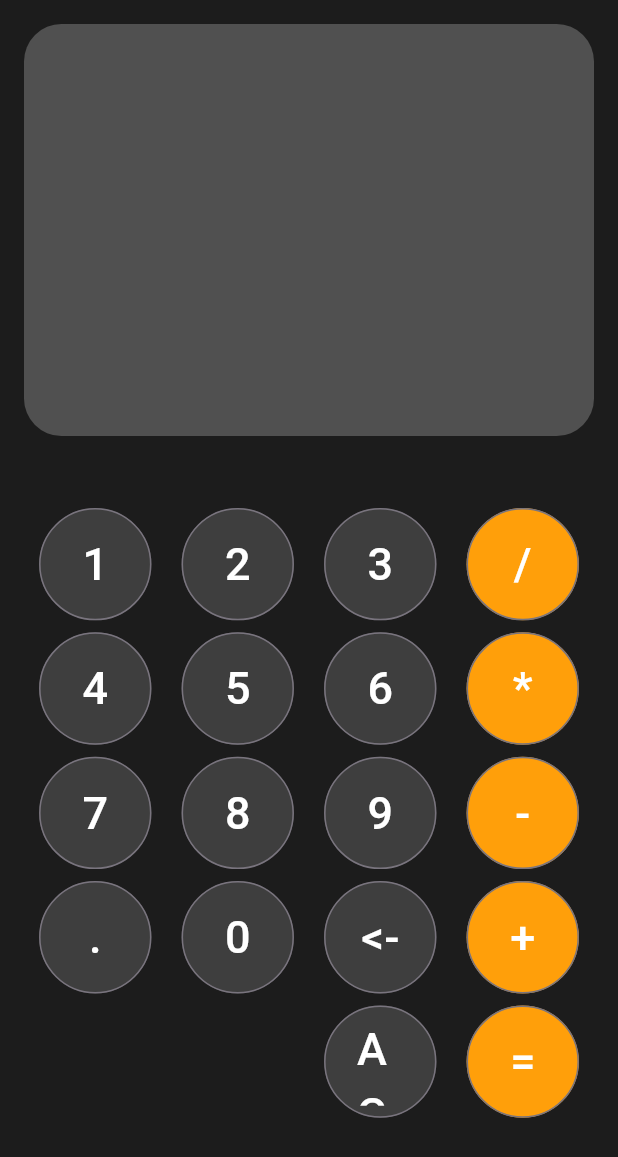
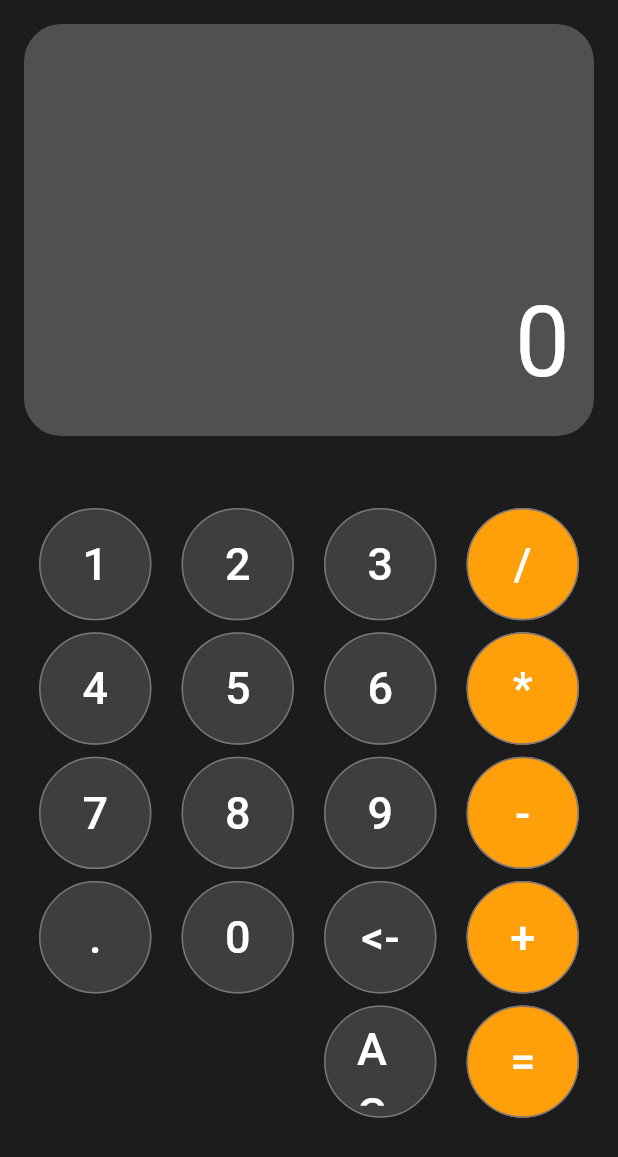
Before and after one commit to fr4nsgallegos/recetasappG9, a Flutter app: the screen it shows after launch, after a tap on "AC", on a phone screen of 412 x 824 dp. Shown: the top 1157 px of the screen. Run offline on Flutter 3.47's test engine with Material 3 defaults, Android fonts, the phone set to English and light mode, and no system bars; our stand-ins replace curved_navigation_bar, flutter_svg; missing offline and left inert: dart:ffi.

Commit message:
delete when no number

```diff
--- a/lib/pages/calculator_page.dart
+++ b/lib/pages/calculator_page.dart
@@ -13,18 +13,37 @@ class _CalculatorPageState extends State<CalculatorPage> {
   String input = "";
 
   void pressNumberButton(String number) {
-    input = input + number;
+    input != '0' ? input += number : input = number;
+    // input = input + number;
+  }
+
+  void pressACButton() {
+    answer = "0";
+    input = "0";
+  }
+
+  void pressDecimalButton() {
+    if (!input.contains(".")) {
+      input += ".";
+    }
+  }
+
+  void pressDeleteButton() {
+    answer.length != 0 ? input = input.substring(0, input.length - 1) : "0";
   }
 
   void buttonPressed(String textButton) {
     if (textButton == "AC") {
+      pressACButton();
     } else if (textButton == "+" ||
         textButton == "-" ||
         textButton == "*" ||
         textButton == "/") {
     } else if (textButton == "=") {
     } else if (textButton == '.') {
+      pressDecimalButton();
     } else if (textButton == "<-") {
+      pressDeleteButton();
     } else {
       pressNumberButton(textButton);
     }
```
